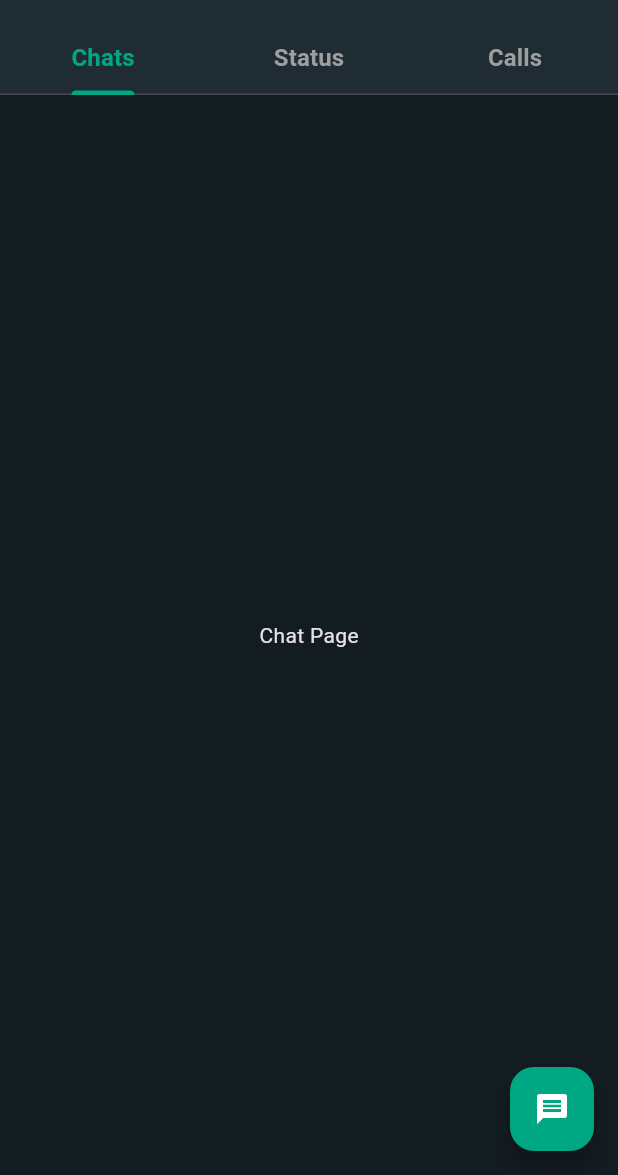
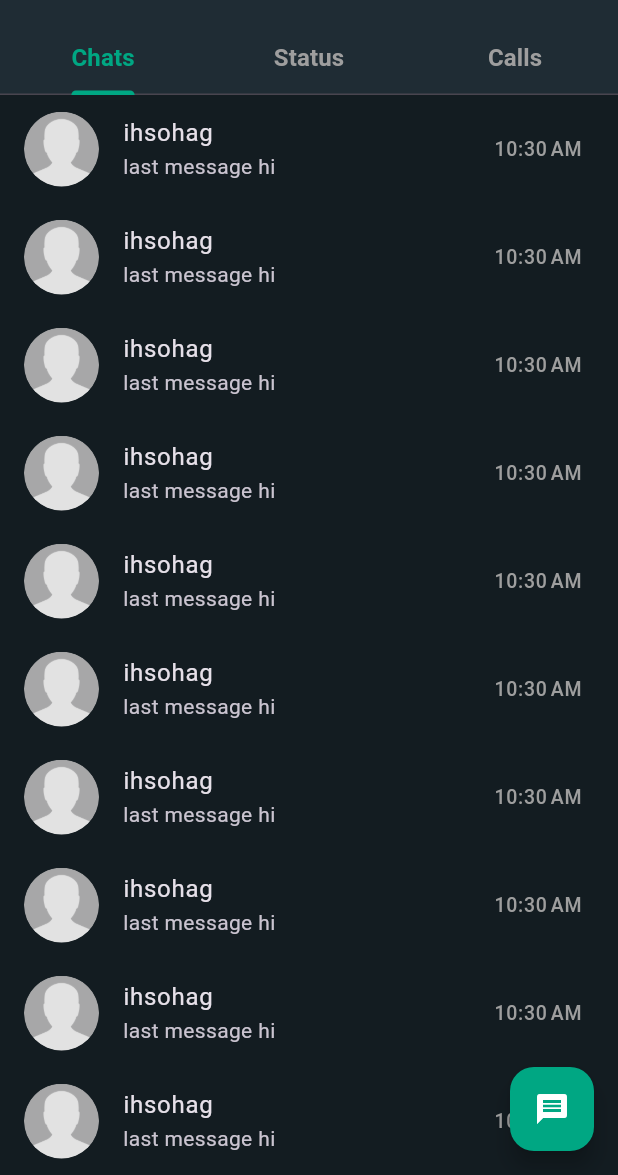
Before and after one commit to Sohag-84/Whatsapp, a Flutter app: the HomePage screen opened directly, on a phone screen of 412 x 824 dp, the part 61-1236 px from its top. Run offline on Flutter 3.47's test engine with Material 3 defaults, Android fonts, the phone set to English and light mode, and no system bars; our stand-ins replace cached_network_image, fluttertoast, image_picker, video_player; missing offline and left inert: country_pickers, flutter_pin_code_fields, giphy_picker.

Commit message:
designed chat page

```diff
--- /dev/null
+++ b/lib/features/chat/presentation/pages/chat_page.dart
@@ -0,0 +1,44 @@
+import 'package:flutter/material.dart';
+import 'package:intl/intl.dart';
+import 'package:whatsapp/core/global/widgets/profile_widget.dart';
+import 'package:whatsapp/core/theme/style.dart';
+
+class ChatPage extends StatefulWidget {
+  const ChatPage({super.key});
+
+  @override
+  State<ChatPage> createState() => _ChatPageState();
+}
+
+class _ChatPageState extends State<ChatPage> {
+  @override
+  Widget build(BuildContext context) {
+    return Scaffold(
+      body: ListView.builder(
+        itemCount: 10,
+        itemBuilder: (BuildContext context, int index) {
+          return ListTile(
+            leading: SizedBox(
+              height: 50,
+              width: 50,
+              child: ClipRRect(
+                borderRadius: BorderRadius.circular(25),
+                child: profileWidget(),
+              ),
+            ),
+            title: Text("ihsohag"),
+            subtitle: Text(
+              "last message hi",
+              maxLines: 1,
+              overflow: TextOverflow.ellipsis,
+            ),
+            trailing: Text(
+              DateFormat.jm().format(DateTime.now()),
+              style: const TextStyle(color: greyColor, fontSize: 13),
+            ),
+          );
+        },
+      ),
+    );
+  }
+}
--- a/lib/features/home/home_page.dart
+++ b/lib/features/home/home_page.dart
@@ -1,5 +1,8 @@
 import 'package:flutter/material.dart';
 import 'package:whatsapp/core/theme/style.dart';
+import 'package:whatsapp/features/call/presentation/pages/call_history_page.dart';
+import 'package:whatsapp/features/chat/presentation/pages/chat_page.dart';
+import 'package:whatsapp/features/status/presentation/pages/status_page.dart';
 
 class HomePage extends StatefulWidget {
   const HomePage({super.key});
@@ -100,11 +103,7 @@ class _HomePageState extends State<HomePage>
       ),
       body: TabBarView(
         controller: _tabController,
-        children: [
-          Center(child: Text("Chat Page")),
-          Center(child: Text("Status Page")),
-          Center(child: Text("Call History Page")),
-        ],
+        children: [ChatPage(), StatusPage(), CallHistoryPage()],
       ),
     );
   }
```
Also changed, not shown: lib/features/call/presentation/pages/call_history_page.dart (added, +15 -0 lines), lib/features/status/presentation/pages/status_page.dart (added, +15 -0 lines).
